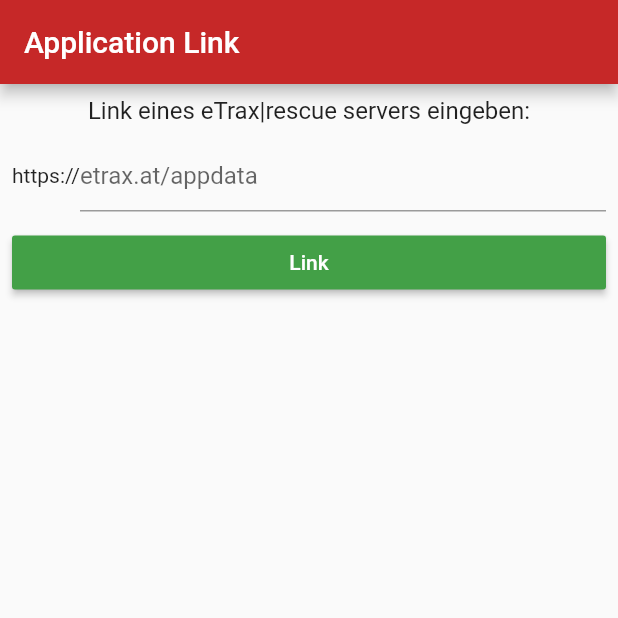
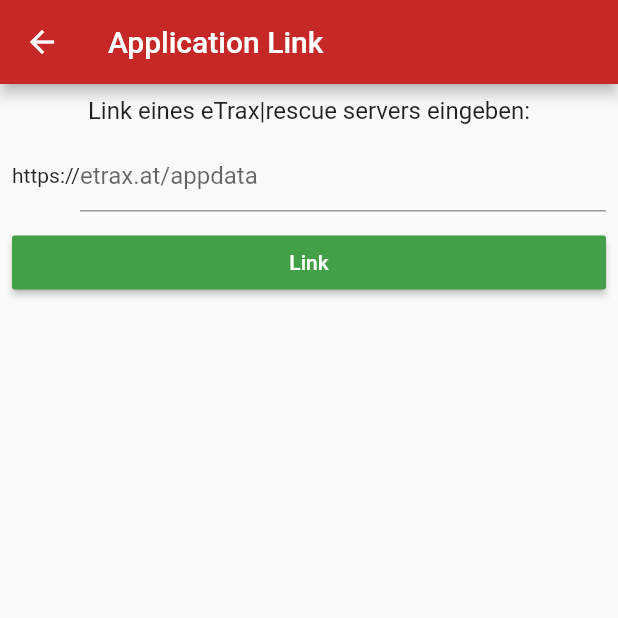
Before and after one commit to etrax-rescue/etrax-rescue-app, a Flutter app: the LinkAppPage screen opened directly, on a phone screen of 412 x 824 dp, the top half of it. Run offline on Flutter 3.47's test engine with Material 2 defaults, Android fonts, the phone set to English and light mode, and no system bars; our stand-ins replace auto_route, bloc, dartz, data_connection_checker, equatable, flutter_bloc and 2 more; accounts and stored records are empty.

Commit message:
Implemented Autoroute router. Link: separated widgets into their own files.

```diff
--- a/lib/features/link/data/datasources/base_uri_remote_endpoint_verification.dart
+++ b/lib/features/link/data/datasources/base_uri_remote_endpoint_verification.dart
@@ -13,7 +13,8 @@ class BaseUriRemoteEndpointVerificationImpl
 
   @override
   Future<bool> verifyRemoteEndpoint(String baseUri) async {
-    final response = await client.get(baseUri + '/version_info.json');
+    final request = client.get(baseUri + '/version_info.json');
+    final response = await request.timeout(const Duration(seconds: 2));
     if (response.statusCode == 200) {
       // TODO: how should we handle different versions?
       return true;
--- a/lib/features/link/presentation/pages/link_app_page.dart
+++ b/lib/features/link/presentation/pages/link_app_page.dart
@@ -3,6 +3,9 @@ import 'package:flutter_bloc/flutter_bloc.dart';
 
 import '../../../../injection_container.dart';
 import '../bloc/base_uri_bloc.dart';
+import '../widgets/link_app_page_controls.dart';
+import '../widgets/loading_widget.dart';
+import '../widgets/message_display.dart';
 
 class LinkAppPage extends StatelessWidget {
   const LinkAppPage({Key key}) : super(key: key);
@@ -13,7 +16,9 @@ class LinkAppPage extends StatelessWidget {
       appBar: AppBar(
         title: Text('Application Link'),
       ),
-      body: buildBody(context),
+      body: SingleChildScrollView(
+        child: buildBody(context),
+      ),
     );
   }
 }
@@ -51,100 +56,3 @@ BlocProvider<BaseUriBloc> buildBody(BuildContext context) {
     ),
   );
 }
-
-class LoadingWidget extends StatelessWidget {
-  const LoadingWidget({Key key}) : super(key: key);
-
-  @override
-  Widget build(BuildContext context) {
-    return Container(
-      height: MediaQuery.of(context).size.height / 3,
-      child: Center(
-        child: CircularProgressIndicator(),
-      ),
-    );
-  }
-}
-
-class MessageDisplay extends StatelessWidget {
-  final String message;
-  const MessageDisplay({
-    Key key,
-    @required this.message,
-  }) : super(key: key);
-
-  @override
-  Widget build(BuildContext context) {
-    return Container(
-      //height: MediaQuery.of(context).size.height / 3,
-      child: Center(
-        child: SingleChildScrollView(
-          child: Text(
-            message,
-            style: TextStyle(fontSize: 16),
-            textAlign: TextAlign.center,
-          ),
-        ),
-      ),
-    );
-  }
-}
-
-class LinkAppPageControls extends StatefulWidget {
-  LinkAppPageControls({Key key}) : super(key: key);
-
-  @override
-  _LinkAppPageControlsState createState() => _LinkAppPageControlsState();
-}
-
-class _LinkAppPageControlsState extends State<LinkAppPageControls> {
-  final controller = TextEditingController();
-  String inputStr;
-
-  @override
-  Widget build(BuildContext context) {
-    return Column(
-      children: [
-        Row(
-          children: <Widget>[
-            Text('https://'),
-            Expanded(
-              child: TextField(
-                controller: controller,
-                keyboardType: TextInputType.url,
-                decoration: InputDecoration(
-                  hintText: 'etrax.at/appdata',
-                ),
-                onChanged: (value) {
-                  inputStr = value;
-                },
-                onSubmitted: (_) {
-                  submit();
-                },
-              ),
-            ),
-          ],
-        ),
-        SizedBox(height: 10),
-        SizedBox(
-          width: double.infinity,
-          child: RaisedButton(
-            child: Text('Link'),
-            color: Theme.of(context).accentColor,
-            textTheme: ButtonTextTheme.primary,
-            onPressed: submit,
-          ),
-        ),
-      ],
-    );
-  }
-
-  void submit() {
-    if (inputStr == '') {
-      return;
-    }
-    controller.clear();
-    BlocProvider.of<BaseUriBloc>(context)
-        .add((StoreBaseUri(uriString: 'https://' + inputStr)));
-  }
-}
--- /dev/null
+++ b/lib/features/link/presentation/widgets/link_app_page_controls.dart
@@ -0,0 +1,59 @@
+import 'package:etrax_rescue_app/features/link/presentation/bloc/base_uri_bloc.dart';
+import 'package:flutter/material.dart';
+import 'package:flutter_bloc/flutter_bloc.dart';
+
+class LinkAppPageControls extends StatefulWidget {
+  LinkAppPageControls({Key key}) : super(key: key);
+
+  @override
+  _LinkAppPageControlsState createState() => _LinkAppPageControlsState();
+}
+
+class _LinkAppPageControlsState extends State<LinkAppPageControls> {
+  String inputStr;
+
+  @override
+  Widget build(BuildContext context) {
+    return Column(
+      children: [
+        Row(
+          children: <Widget>[
+            Text('https://'),
+            Expanded(
+              child: TextField(
+                keyboardType: TextInputType.url,
+                decoration: InputDecoration(
+                  hintText: 'etrax.at/appdata',
+                ),
+                onChanged: (value) {
+                  inputStr = value;
+                },
+                onSubmitted: (_) {
+                  submit();
+                },
+              ),
+            ),
+          ],
+        ),
+        SizedBox(height: 10),
+        SizedBox(
+          width: double.infinity,
+          child: RaisedButton(
+            child: Text('Link'),
+            color: Theme.of(context).accentColor,
+            textTheme: ButtonTextTheme.primary,
+            onPressed: submit,
+          ),
+        ),
+      ],
+    );
+  }
+
+  void submit() {
+    if (inputStr == '' || inputStr == null) {
+      return;
+    }
+    BlocProvider.of<BaseUriBloc>(context)
+        .add((StoreBaseUri(uriString: 'https://' + inputStr)));
+  }
+}
--- /dev/null
+++ b/lib/features/link/presentation/widgets/message_display.dart
@@ -0,0 +1,25 @@
+import 'package:flutter/material.dart';
+
+class MessageDisplay extends StatelessWidget {
+  final String message;
+  const MessageDisplay({
+    Key key,
+    @required this.message,
+  }) : super(key: key);
+
+  @override
+  Widget build(BuildContext context) {
+    return Container(
+      //height: MediaQuery.of(context).size.height / 3,
+      child: Center(
+        child: SingleChildScrollView(
+          child: Text(
+            message,
+            style: TextStyle(fontSize: 16),
+            textAlign: TextAlign.center,
+          ),
+        ),
+      ),
+    );
+  }
+}
--- a/lib/main.dart
+++ b/lib/main.dart
@@ -1,7 +1,8 @@
+import 'package:auto_route/auto_route.dart';
 import 'package:flutter/material.dart';
 
-import 'features/link/presentation/pages/link_app_page.dart';
 import 'injection_container.dart' as di;
+import 'routes/router.gr.dart';
 
 void main() async {
   WidgetsFlutterBinding.ensureInitialized();
@@ -20,7 +21,7 @@ class EtraxApp extends StatelessWidget {
         primaryColor: Colors.red.shade800,
         accentColor: Colors.green.shade600,
       ),
-      home: LinkAppPage(),
+      builder: ExtendedNavigator<Router>(router: Router()),
     );
   }
 }
--- a/pubspec.yaml
+++ b/pubspec.yaml
@@ -31,11 +31,14 @@ dependencies:
   background_location:
     git:
       url: git@github.com:yozoon/flutter_background_location.git
+  auto_route: ^0.6.1
 
 dev_dependencies:
   flutter_test:
     sdk: flutter
   mockito: ^4.1.1
+  build_runner:
+  auto_route_generator: ^0.6.0
 
 
 
```
Also changed, not shown: lib/features/link/data/repositories/base_uri_repository_impl.dart (+7 -0 lines), lib/features/link/presentation/widgets/loading_widget.dart (added, +15 -0 lines), lib/routes/router.dart (added, +7 -0 lines), lib/routes/router.gr.dart (added), pubspec.lock, 2 other files.
